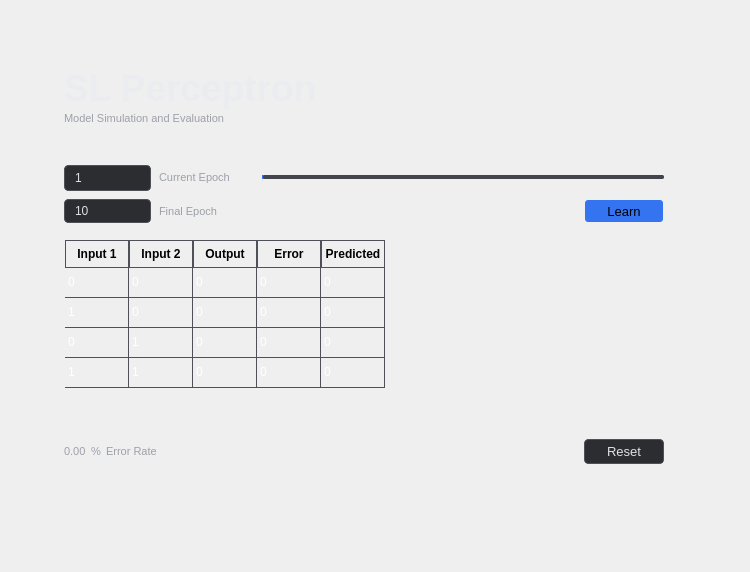
CedricDeVon/qlogicae_simnapse, file qlogicae_simnapse/qlogicae_simnapse/qt/evaluation.ui: the form before one commit.
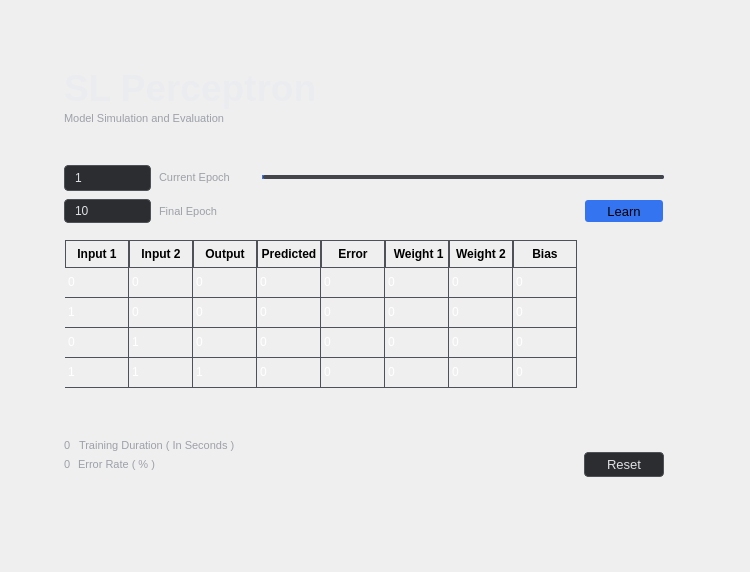
The form after the commit. Icons and pictures are not drawn.

```diff
--- a/qlogicae_simnapse/qlogicae_simnapse/qt/evaluation.ui
+++ b/qlogicae_simnapse/qlogicae_simnapse/qt/evaluation.ui
@@ -733,7 +733,7 @@
                <number>4</number>
               </property>
               <property name="columnCount">
-               <number>5</number>
+               <number>8</number>
               </property>
               <attribute name="horizontalHeaderVisible">
                <bool>true</bool>
@@ -793,16 +793,31 @@
                 <string>Output</string>
                </property>
               </column>
-              <column>
-               <property name="text">
-                <string>Error</string>
-               </property>
-              </column>
               <column>
                <property name="text">
                 <string>Predicted</string>
                </property>
               </column>
+              <column>
+               <property name="text">
+                <string>Error</string>
+               </property>
+              </column>
+              <column>
+               <property name="text">
+                <string> Weight 1</string>
+               </property>
+              </column>
+              <column>
+               <property name="text">
+                <string>Weight 2</string>
+               </property>
+              </column>
+              <column>
+               <property name="text">
+                <string>Bias</string>
+               </property>
+              </column>
               <item row="0" column="0">
                <property name="text">
                 <string>0</string>
@@ -834,6 +849,21 @@
                 <set>ItemIsDragEnabled|ItemIsDropEnabled|ItemIsUserCheckable|ItemIsEnabled</set>
                </property>
               </item>
+              <item row="0" column="5">
+               <property name="text">
+                <string>0</string>
+               </property>
+              </item>
+              <item row="0" column="6">
+               <property name="text">
+                <string>0</string>
+               </property>
+              </item>
+              <item row="0" column="7">
+               <property name="text">
+                <string>0</string>
+               </property>
+              </item>
               <item row="1" column="0">
                <property name="text">
                 <string>1</string>
@@ -865,6 +895,21 @@
                 <set>ItemIsDragEnabled|ItemIsDropEnabled|ItemIsUserCheckable|ItemIsEnabled</set>
                </property>
               </item>
+              <item row="1" column="5">
+               <property name="text">
+                <string>0</string>
+               </property>
+              </item>
+              <item row="1" column="6">
+               <property name="text">
+                <string>0</string>
+               </property>
+              </item>
+              <item row="1" column="7">
+               <property name="text">
+                <string>0</string>
+               </property>
+              </item>
               <item row="2" column="0">
                <property name="text">
                 <string>0</string>
@@ -896,6 +941,21 @@
                 <set>ItemIsDragEnabled|ItemIsDropEnabled|ItemIsUserCheckable|ItemIsEnabled</set>
                </property>
               </item>
+              <item row="2" column="5">
+               <property name="text">
+                <string>0</string>
+               </property>
+              </item>
+              <item row="2" column="6">
+               <property name="text">
+                <string>0</string>
+               </property>
+              </item>
+              <item row="2" column="7">
+               <property name="text">
+                <string>0</string>
+               </property>
+              </item>
               <item row="3" column="0">
                <property name="text">
                 <string>1</string>
@@ -908,7 +968,7 @@
               </item>
               <item row="3" column="2">
                <property name="text">
-                <string>0</string>
+                <string>1</string>
                </property>
               </item>
               <item row="3" column="3">
@@ -927,11 +987,26 @@
                 <set>ItemIsDragEnabled|ItemIsDropEnabled|ItemIsUserCheckable|ItemIsEnabled</set>
                </property>
               </item>
+              <item row="3" column="5">
+               <property name="text">
+                <string>0</string>
+               </property>
+              </item>
+              <item row="3" column="6">
+               <property name="text">
+                <string>0</string>
+               </property>
+              </item>
+              <item row="3" column="7">
+               <property name="text">
+                <string>0</string>
+               </property>
+              </item>
              </widget>
             </item>
             <item alignment="Qt::AlignmentFlag::AlignTop">
              <widget class="QWidget" name="horizontalWidget_3" native="true">
-              <layout class="QHBoxLayout" name="horizontalLayout_9">
+              <layout class="QVBoxLayout" name="verticalLayout_3">
                <property name="spacing">
                 <number>0</number>
                </property>
@@ -947,11 +1022,11 @@
                <property name="bottomMargin">
                 <number>0</number>
                </property>
-               <item alignment="Qt::AlignmentFlag::AlignLeft">
+               <item alignment="Qt::AlignmentFlag::AlignTop">
                 <widget class="QWidget" name="horizontalWidget_6" native="true">
                  <layout class="QHBoxLayout" name="horizontalLayout_6">
                   <property name="spacing">
-                   <number>2</number>
+                   <number>0</number>
                   </property>
                   <property name="leftMargin">
                    <number>0</number>
@@ -965,8 +1040,26 @@
                   <property name="bottomMargin">
                    <number>0</number>
                   </property>
+                  <item alignment="Qt::AlignmentFlag::AlignLeft">
+                   <widget class="QWidget" name="horizontalWidget_8" native="true">
+                    <layout class="QHBoxLayout" name="horizontalLayout_11">
+                     <property name="spacing">
+                      <number>8</number>
+                     </property>
+                     <property name="leftMargin">
+                      <number>0</number>
+                     </property>
+                     <property name="topMargin">
+                      <number>0</number>
+                     </property>
+                     <property name="rightMargin">
+                      <number>0</number>
+                     </property>
+                     <property name="bottomMargin">
+                      <number>0</number>
+                     </property>
                   <item>
-                   <widget class="QLabel" name="label_16">
+                      <widget class="QLabel" name="label_21">
                     <property name="sizePolicy">
                      <sizepolicy hsizetype="Minimum" vsizetype="Preferred">
                       <horstretch>0</horstretch>
@@ -988,7 +1081,7 @@
                      <string notr="true">color: #9DA0A8</string>
                     </property>
                     <property name="text">
-                     <string>0.00</string>
+                        <string>0</string>
                     </property>
                     <property name="indent">
                      <number>0</number>
@@ -996,7 +1089,7 @@
                    </widget>
                   </item>
                   <item>
-                   <widget class="QLabel" name="label_15">
+                      <widget class="QLabel" name="label_23">
                     <property name="sizePolicy">
                      <sizepolicy hsizetype="Minimum" vsizetype="Preferred">
                       <horstretch>0</horstretch>
@@ -1018,15 +1111,57 @@
                      <string notr="true">color: #9DA0A8</string>
                     </property>
                     <property name="text">
-                     <string> %</string>
+                        <string>Training Duration ( In Seconds )</string>
                     </property>
                     <property name="indent">
                      <number>0</number>
                     </property>
                    </widget>
                   </item>
+                    </layout>
+                   </widget>
+                  </item>
+                 </layout>
+                </widget>
+               </item>
+               <item alignment="Qt::AlignmentFlag::AlignTop">
+                <widget class="QWidget" name="horizontalWidget_7" native="true">
+                 <layout class="QHBoxLayout" name="horizontalLayout_10">
+                  <property name="spacing">
+                   <number>0</number>
+                  </property>
+                  <property name="leftMargin">
+                   <number>0</number>
+                  </property>
+                  <property name="topMargin">
+                   <number>0</number>
+                  </property>
+                  <property name="rightMargin">
+                   <number>0</number>
+                  </property>
+                  <property name="bottomMargin">
+                   <number>0</number>
+                  </property>
+                  <item alignment="Qt::AlignmentFlag::AlignLeft">
+                   <widget class="QWidget" name="horizontalWidget" native="true">
+                    <layout class="QHBoxLayout" name="horizontalLayout_9">
+                     <property name="spacing">
+                      <number>4</number>
+                     </property>
+                     <property name="leftMargin">
+                      <number>0</number>
+                     </property>
+                     <property name="topMargin">
+                      <number>0</number>
+                     </property>
+                     <property name="rightMargin">
+                      <number>0</number>
+                     </property>
+                     <property name="bottomMargin">
+                      <number>0</number>
+                     </property>
                   <item>
-                   <widget class="QLabel" name="label_14">
+                      <widget class="QLabel" name="label_18">
                     <property name="sizePolicy">
                      <sizepolicy hsizetype="Minimum" vsizetype="Preferred">
                       <horstretch>0</horstretch>
@@ -1048,17 +1183,47 @@
                      <string notr="true">color: #9DA0A8</string>
                     </property>
                     <property name="text">
-                     <string> Error Rate</string>
+                        <string>0</string>
                     </property>
                     <property name="indent">
                      <number>0</number>
                     </property>
                    </widget>
                   </item>
+                     <item>
+                      <widget class="QLabel" name="label_20">
+                       <property name="sizePolicy">
+                        <sizepolicy hsizetype="Minimum" vsizetype="Preferred">
+                         <horstretch>0</horstretch>
+                         <verstretch>0</verstretch>
+                        </sizepolicy>
+                       </property>
+                       <property name="minimumSize">
+                        <size>
+                         <width>0</width>
+                         <height>0</height>
+                        </size>
+                       </property>
+                       <property name="font">
+                        <font>
+                         <pointsize>8</pointsize>
+                        </font>
+                       </property>
+                       <property name="styleSheet">
+                        <string notr="true">color: #9DA0A8</string>
+                       </property>
+                       <property name="text">
+                        <string> Error Rate ( % )</string>
+                       </property>
+                       <property name="indent">
+                        <number>0</number>
+                       </property>
+                      </widget>
+                     </item>
                  </layout>
                 </widget>
                </item>
-               <item alignment="Qt::AlignmentFlag::AlignRight">
+                  <item alignment="Qt::AlignmentFlag::AlignRight|Qt::AlignmentFlag::AlignTop">
                 <widget class="QPushButton" name="pushButton_11">
                  <property name="enabled">
                   <bool>true</bool>
@@ -1106,6 +1271,9 @@
                  <property name="flat">
                   <bool>false</bool>
                  </property>
+                   </widget>
+                  </item>
+                 </layout>
                 </widget>
                </item>
               </layout>
```
Lines whose indentation alone changed are shown as unchanged.
